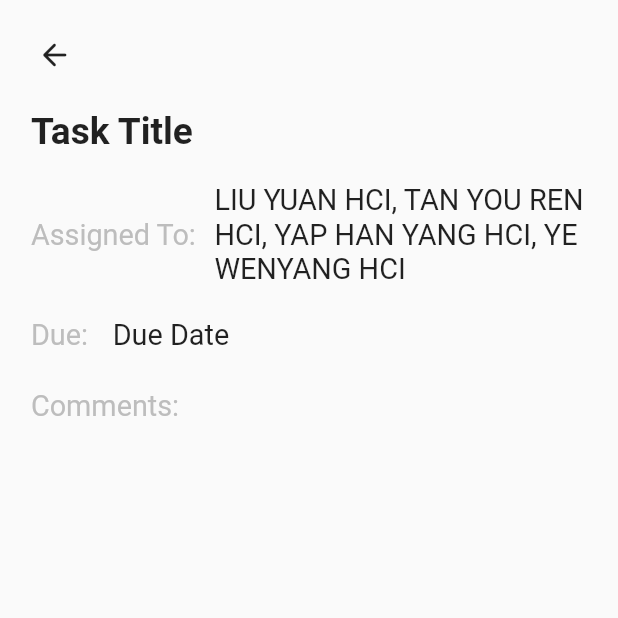
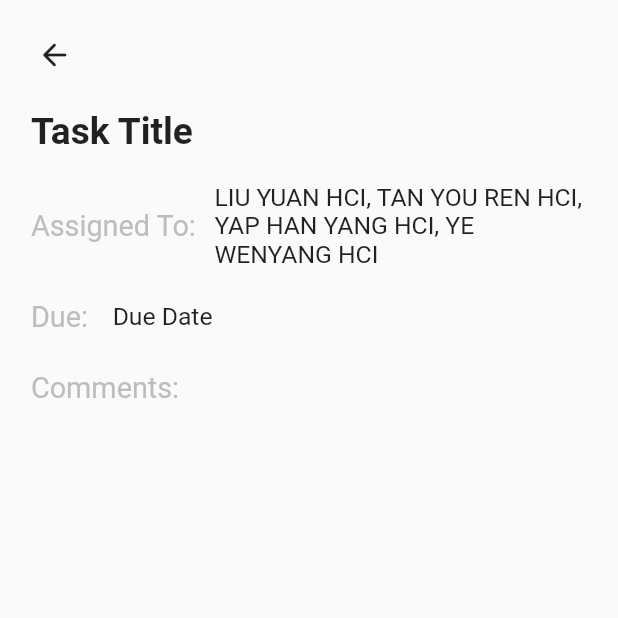
Before and after one commit to NotTYR/proflow, a Flutter app: the ExpandedTask screen opened directly, on a phone screen of 412 x 824 dp, the top half of it. Run offline on Flutter 3.47's test engine with Material 2 defaults, Android fonts, the phone set to English and light mode, and no system bars; our stand-ins replace cloud_firestore, dotted_border, equatable, firebase_auth, firebase_core, flutter_colorpicker and 9 more; missing offline and left inert: flutter_iconpicker, gsheets, onboarding; accounts and stored records are empty; key blocks and very long unbroken strings in the code were emptied for the run.

Commit message:
updated expanded task layout

```diff
--- a/lib/navigation/student/my project/modules/detail/widgets/add_task.dart
+++ b/lib/navigation/student/my project/modules/detail/widgets/add_task.dart
@@ -148,7 +148,7 @@ class AddTask extends StatelessWidget {
                       Text(
                         'Date',
                         style: TextStyle(
-                          fontSize: 14.0.sp,
+                          fontSize: 12.0.sp,
                         ),
                       ),
                       SizedBox(
@@ -169,6 +169,9 @@ class AddTask extends StatelessWidget {
                         },
                         child: Text(
                           'Change Date',
+                          style: TextStyle(
+                            fontSize: 10.0.sp,
+                          ),
                         ),
                         style: ElevatedButton.styleFrom(
                           backgroundColor: Colors.white70,
--- a/lib/navigation/student/my project/modules/detail/widgets/expanded_task.dart
+++ b/lib/navigation/student/my project/modules/detail/widgets/expanded_task.dart
@@ -64,7 +64,7 @@ class ExpandedTask extends StatelessWidget {
                     child: Text(
                       'LIU YUAN HCI, TAN YOU REN HCI, YAP HAN YANG HCI, YE WENYANG HCI',
                       style: TextStyle(
-                        fontSize: 14.0.sp,
+                        fontSize: 12.0.sp,
                       ),
                       softWrap: true,
                     ),
@@ -95,7 +95,7 @@ class ExpandedTask extends StatelessWidget {
                       Text(
                         'Due Date',
                         style: TextStyle(
-                          fontSize: 14.0.sp,
+                          fontSize: 12.0.sp,
                         ),
                       ),
                     ],
```
